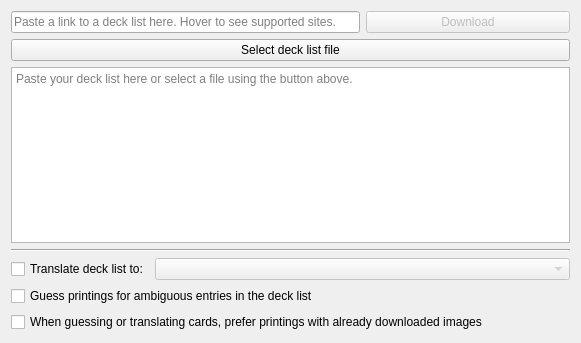
Above: mtg_proxy_printer/resources/ui/deck_import_wizard/load_list_page.ui from luziferius/MTGProxyPrinter before the change. Below: the same form after it.
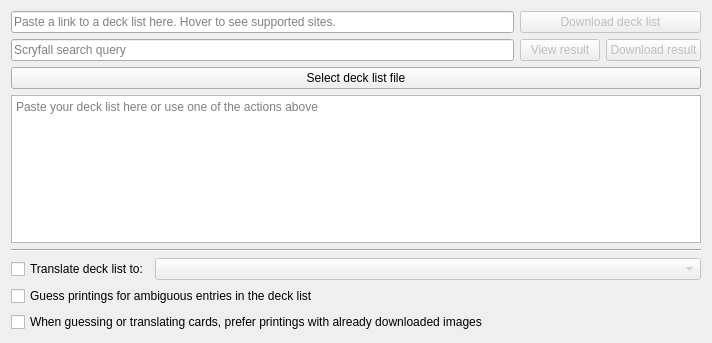
That is the form after the change. Icons and pictures are not drawn.

Commit message:
LoadListPage: Enable/Disable the view search and download search result buttons based on the entered Scryfall query. Only enable the buttons, if the text field has content.
FossilOrigin-Name: bf7362126f3edca5ceb9c655d108391fc18861d4bb420a6c2deadedeb9f448e4

The edit to the form file:
```diff
--- a/mtg_proxy_printer/resources/ui/deck_import_wizard/load_list_page.ui
+++ b/mtg_proxy_printer/resources/ui/deck_import_wizard/load_list_page.ui
@@ -9,7 +9,7 @@
    <rect>
     <x>0</x>
     <y>0</y>
-    <width>581</width>
+    <width>712</width>
     <height>343</height>
    </rect>
   </property>
@@ -20,61 +20,7 @@
    <string>Load a deck file from disk or paste deck list in the text field below</string>
   </property>
   <layout class="QGridLayout" name="gridLayout">
-   <item row="5" column="0">
-    <widget class="QCheckBox" name="translate_deck_list_enable">
-     <property name="sizePolicy">
-      <sizepolicy hsizetype="Minimum" vsizetype="Fixed">
-       <horstretch>0</horstretch>
-       <verstretch>0</verstretch>
-      </sizepolicy>
-     </property>
-     <property name="text">
-      <string>Translate deck list to:</string>
-     </property>
-    </widget>
-   </item>
-   <item row="0" column="0" colspan="2">
-    <widget class="QLineEdit" name="deck_list_download_url_line_edit">
-     <property name="placeholderText">
-      <string>Paste a link to a deck list here. Hover to see supported sites.</string>
-     </property>
-    </widget>
-   </item>
-   <item row="0" column="2">
-    <widget class="QPushButton" name="deck_list_download_button">
-     <property name="enabled">
-      <bool>false</bool>
-     </property>
-     <property name="text">
-      <string>Download</string>
-     </property>
-     <property name="icon">
-      <iconset theme="edit-download"/>
-     </property>
-    </widget>
-   </item>
-   <item row="2" column="0" colspan="3">
-    <widget class="QPushButton" name="deck_list_browse_button">
-     <property name="toolTip">
-      <string>Opens a file picker and lets you load a deck file from disk.</string>
-     </property>
-     <property name="text">
-      <string>Select deck list file</string>
-     </property>
-     <property name="icon">
-      <iconset theme="document-open">
-       <normaloff>.</normaloff>.</iconset>
-     </property>
-    </widget>
-   </item>
-   <item row="3" column="0" colspan="3">
-    <widget class="QPlainTextEdit" name="deck_list">
-     <property name="placeholderText">
-      <string>Paste your deck list here or select a file using the button above.</string>
-     </property>
-    </widget>
-   </item>
-   <item row="5" column="1" colspan="2">
+   <item row="6" column="1" colspan="3">
     <widget class="QComboBox" name="translate_deck_list_target_language">
      <property name="enabled">
       <bool>false</bool>
@@ -87,14 +33,21 @@
      </property>
     </widget>
    </item>
-   <item row="4" column="0" colspan="3">
-    <widget class="Line" name="line">
-     <property name="orientation">
-      <enum>Qt::Horizontal</enum>
+   <item row="0" column="0" colspan="2">
+    <widget class="QLineEdit" name="deck_list_download_url_line_edit">
+     <property name="placeholderText">
+      <string>Paste a link to a deck list here. Hover to see supported sites.</string>
      </property>
     </widget>
    </item>
-   <item row="6" column="0" colspan="3">
+   <item row="1" column="0" colspan="2">
+    <widget class="QLineEdit" name="scryfall_search">
+     <property name="placeholderText">
+      <string>Scryfall search query</string>
+     </property>
+    </widget>
+   </item>
+   <item row="7" column="0" colspan="4">
     <widget class="QCheckBox" name="print_guessing_enable">
      <property name="toolTip">
       <string>If checked, choose an arbitrary printing, if a unique printing is not identified.
@@ -105,7 +58,34 @@
      </property>
     </widget>
    </item>
-   <item row="7" column="0" colspan="3">
+   <item row="1" column="3">
+    <widget class="QPushButton" name="scryfall_search_download_button">
+     <property name="enabled">
+      <bool>false</bool>
+     </property>
+     <property name="sizePolicy">
+      <sizepolicy hsizetype="Maximum" vsizetype="Fixed">
+       <horstretch>0</horstretch>
+       <verstretch>0</verstretch>
+      </sizepolicy>
+     </property>
+     <property name="text">
+      <string extracomment="Download the entered Scryfall search query as a deck list">Download result</string>
+     </property>
+     <property name="icon">
+      <iconset theme="edit-download">
+       <normaloff>../../../../</normaloff>../../../../</iconset>
+     </property>
+    </widget>
+   </item>
+   <item row="4" column="0" colspan="4">
+    <widget class="QPlainTextEdit" name="deck_list">
+     <property name="placeholderText">
+      <string>Paste your deck list here or use one of the actions above</string>
+     </property>
+    </widget>
+   </item>
+   <item row="8" column="0" colspan="4">
     <widget class="QCheckBox" name="print_guessing_prefer_already_downloaded">
      <property name="enabled">
       <bool>true</bool>
@@ -119,6 +99,77 @@
      </property>
     </widget>
    </item>
+   <item row="6" column="0">
+    <widget class="QCheckBox" name="translate_deck_list_enable">
+     <property name="sizePolicy">
+      <sizepolicy hsizetype="Minimum" vsizetype="Fixed">
+       <horstretch>0</horstretch>
+       <verstretch>0</verstretch>
+      </sizepolicy>
+     </property>
+     <property name="text">
+      <string>Translate deck list to:</string>
+     </property>
+    </widget>
+   </item>
+   <item row="5" column="0" colspan="4">
+    <widget class="Line" name="line">
+     <property name="orientation">
+      <enum>Qt::Horizontal</enum>
+     </property>
+    </widget>
+   </item>
+   <item row="3" column="0" colspan="4">
+    <widget class="QPushButton" name="deck_list_browse_button">
+     <property name="toolTip">
+      <string>Opens a file picker and lets you load a deck file from disk.</string>
+     </property>
+     <property name="text">
+      <string extracomment="Lets the user select a file, and loads the content as a deck list">Select deck list file</string>
+     </property>
+     <property name="icon">
+      <iconset theme="document-open"/>
+     </property>
+    </widget>
+   </item>
+   <item row="1" column="2">
+    <widget class="QPushButton" name="scryfall_search_view_button">
+     <property name="enabled">
+      <bool>false</bool>
+     </property>
+     <property name="sizePolicy">
+      <sizepolicy hsizetype="Maximum" vsizetype="Fixed">
+       <horstretch>0</horstretch>
+       <verstretch>0</verstretch>
+      </sizepolicy>
+     </property>
+     <property name="text">
+      <string extracomment="View the entered Scryfall search query on the Scryfall website">View result</string>
+     </property>
+     <property name="icon">
+      <iconset theme="globe"/>
+     </property>
+    </widget>
+   </item>
+   <item row="0" column="2" colspan="2">
+    <widget class="QPushButton" name="deck_list_download_button">
+     <property name="enabled">
+      <bool>false</bool>
+     </property>
+     <property name="sizePolicy">
+      <sizepolicy hsizetype="Minimum" vsizetype="Fixed">
+       <horstretch>0</horstretch>
+       <verstretch>0</verstretch>
+      </sizepolicy>
+     </property>
+     <property name="text">
+      <string extracomment="On pressing the button, the deck list given by the entered URL is downloaded">Download deck list</string>
+     </property>
+     <property name="icon">
+      <iconset theme="edit-download"/>
+     </property>
+    </widget>
+   </item>
   </layout>
  </widget>
  <tabstops>
```
The commit also changes 1 other file.
